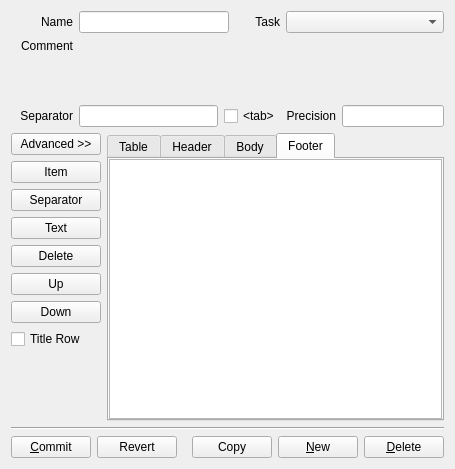
Above: copasi/UI/CQReportDefinition.ui from copasi/COPASI before the change. Below: the same form after it.
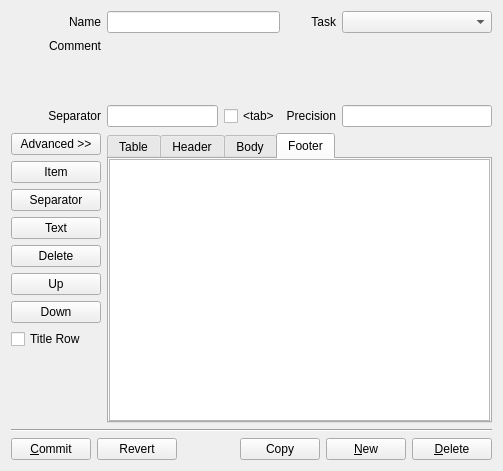
That is the form after the change. The open tabs and pages were chosen to show the change. Custom widgets are drawn as their Qt base class.

Commit message: Widget Layout Improvements

The edit to the form file:
```diff
--- a/copasi/UI/CQReportDefinition.ui
+++ b/copasi/UI/CQReportDefinition.ui
@@ -21,15 +21,13 @@
    <rect>
     <x>0</x>
     <y>0</y>
-    <width>455</width>
-    <height>469</height>
+    <width>503</width>
+    <height>471</height>
    </rect>
   </property>
   <property name="caption" stdset="0">
    <string>Report</string>
   </property>
-  <layout class="QVBoxLayout" name="verticalLayout">
-   <item>
     <layout class="QGridLayout" name="gridLayout">
      <item row="0" column="0">
       <widget class="QLabel" name="mpNameLabel">
@@ -50,7 +48,7 @@
        </property>
       </widget>
      </item>
-     <item row="0" column="1">
+   <item row="0" column="1" colspan="2">
       <widget class="QLineEdit" name="mpName">
        <property name="sizePolicy">
         <sizepolicy hsizetype="MinimumExpanding" vsizetype="Fixed">
@@ -66,7 +64,7 @@
        </property>
       </widget>
      </item>
-     <item row="0" column="2">
+   <item row="0" column="3">
       <widget class="QLabel" name="mpTaskLabel">
        <property name="minimumSize">
         <size>
@@ -85,10 +83,10 @@
        </property>
       </widget>
      </item>
-     <item row="0" column="3" colspan="2">
+   <item row="0" column="4">
       <widget class="QComboBox" name="mpTaskBox">
        <property name="sizePolicy">
-        <sizepolicy hsizetype="MinimumExpanding" vsizetype="Fixed">
+      <sizepolicy hsizetype="Preferred" vsizetype="Fixed">
          <horstretch>0</horstretch>
          <verstretch>0</verstretch>
         </sizepolicy>
@@ -123,7 +121,7 @@
      <item row="1" column="1" colspan="4">
       <widget class="CQNotes" name="mpNotes" native="true">
        <property name="sizePolicy">
-        <sizepolicy hsizetype="Preferred" vsizetype="Maximum">
+      <sizepolicy hsizetype="MinimumExpanding" vsizetype="Maximum">
          <horstretch>0</horstretch>
          <verstretch>60</verstretch>
         </sizepolicy>
@@ -144,6 +142,12 @@
      </item>
      <item row="2" column="0">
       <widget class="QLabel" name="mpSeparatorLabel">
+     <property name="sizePolicy">
+      <sizepolicy hsizetype="Preferred" vsizetype="Preferred">
+       <horstretch>0</horstretch>
+       <verstretch>0</verstretch>
+      </sizepolicy>
+     </property>
        <property name="minimumSize">
         <size>
          <width>62</width>
@@ -161,27 +165,29 @@
        </property>
       </widget>
      </item>
-     <item row="2" column="1" colspan="2">
-      <layout class="QHBoxLayout" name="mpSeparatorLayout">
-       <item>
+   <item row="2" column="1">
         <widget class="QLineEdit" name="mpSeparator">
          <property name="sizePolicy">
-          <sizepolicy hsizetype="Expanding" vsizetype="Fixed">
+      <sizepolicy hsizetype="MinimumExpanding" vsizetype="Fixed">
            <horstretch>0</horstretch>
            <verstretch>0</verstretch>
           </sizepolicy>
          </property>
         </widget>
        </item>
-       <item>
+   <item row="2" column="2">
         <widget class="QCheckBox" name="mpTabCheck">
+     <property name="sizePolicy">
+      <sizepolicy hsizetype="Preferred" vsizetype="Fixed">
+       <horstretch>0</horstretch>
+       <verstretch>0</verstretch>
+      </sizepolicy>
+     </property>
          <property name="text">
           <string>&lt;tab&gt;</string>
          </property>
         </widget>
        </item>
-      </layout>
-     </item>
      <item row="2" column="3">
       <widget class="QLabel" name="mpPrecisionLabel">
        <property name="text">
@@ -196,15 +202,16 @@
       </widget>
      </item>
      <item row="2" column="4">
-      <widget class="QLineEdit" name="mpPrecision"/>
-     </item>
-    </layout>
-   </item>
-   <item>
-    <layout class="QHBoxLayout" name="mpHorizontalLayout">
-     <item>
-      <layout class="QVBoxLayout" name="mpVerticalBtnLayout">
-       <item>
+    <widget class="QLineEdit" name="mpPrecision">
+     <property name="sizePolicy">
+      <sizepolicy hsizetype="Preferred" vsizetype="Fixed">
+       <horstretch>0</horstretch>
+       <verstretch>0</verstretch>
+      </sizepolicy>
+     </property>
+    </widget>
+   </item>
+   <item row="3" column="0">
         <widget class="QPushButton" name="mpBtnAdvanced">
          <property name="sizePolicy">
           <sizepolicy hsizetype="Preferred" vsizetype="Fixed">
@@ -229,7 +236,70 @@
          </property>
         </widget>
        </item>
-       <item>
+   <item row="3" column="1" rowspan="9" colspan="4">
+    <widget class="QTabWidget" name="mpReportSectionTab">
+     <property name="sizePolicy">
+      <sizepolicy hsizetype="MinimumExpanding" vsizetype="MinimumExpanding">
+       <horstretch>0</horstretch>
+       <verstretch>0</verstretch>
+      </sizepolicy>
+     </property>
+     <property name="minimumSize">
+      <size>
+       <width>0</width>
+       <height>0</height>
+      </size>
+     </property>
+     <property name="currentIndex">
+      <number>3</number>
+     </property>
+     <widget class="QListWidget" name="mpTableList">
+      <property name="editTriggers">
+       <set>QAbstractItemView::NoEditTriggers</set>
+      </property>
+      <property name="selectionMode">
+       <enum>QAbstractItemView::ExtendedSelection</enum>
+      </property>
+      <attribute name="title">
+       <string>Table</string>
+      </attribute>
+     </widget>
+     <widget class="QListWidget" name="mpHeaderList">
+      <property name="editTriggers">
+       <set>QAbstractItemView::NoEditTriggers</set>
+      </property>
+      <property name="selectionMode">
+       <enum>QAbstractItemView::ExtendedSelection</enum>
+      </property>
+      <attribute name="title">
+       <string>Header</string>
+      </attribute>
+     </widget>
+     <widget class="QListWidget" name="mpBodyList">
+      <property name="editTriggers">
+       <set>QAbstractItemView::NoEditTriggers</set>
+      </property>
+      <property name="selectionMode">
+       <enum>QAbstractItemView::ExtendedSelection</enum>
+      </property>
+      <attribute name="title">
+       <string>Body</string>
+      </attribute>
+     </widget>
+     <widget class="QListWidget" name="mpFooterList">
+      <property name="editTriggers">
+       <set>QAbstractItemView::NoEditTriggers</set>
+      </property>
+      <property name="selectionMode">
+       <enum>QAbstractItemView::ExtendedSelection</enum>
+      </property>
+      <attribute name="title">
+       <string>Footer</string>
+      </attribute>
+     </widget>
+    </widget>
+   </item>
+   <item row="4" column="0">
         <widget class="QPushButton" name="mpBtnItem">
          <property name="sizePolicy">
           <sizepolicy hsizetype="Preferred" vsizetype="Fixed">
@@ -248,7 +318,7 @@
          </property>
         </widget>
        </item>
-       <item>
+   <item row="5" column="0">
         <widget class="QPushButton" name="mpBtnSeparator">
          <property name="sizePolicy">
           <sizepolicy hsizetype="Preferred" vsizetype="Fixed">
@@ -267,7 +337,7 @@
          </property>
         </widget>
        </item>
-       <item>
+   <item row="6" column="0">
         <widget class="QPushButton" name="mpBtnText">
          <property name="sizePolicy">
           <sizepolicy hsizetype="Preferred" vsizetype="Fixed">
@@ -286,7 +356,7 @@
          </property>
         </widget>
        </item>
-       <item>
+   <item row="7" column="0">
         <widget class="QPushButton" name="mpBtnDelete">
          <property name="sizePolicy">
           <sizepolicy hsizetype="Preferred" vsizetype="Fixed">
@@ -305,7 +375,7 @@
          </property>
         </widget>
        </item>
-       <item>
+   <item row="8" column="0">
         <widget class="QPushButton" name="mpBtnUp">
          <property name="sizePolicy">
           <sizepolicy hsizetype="Preferred" vsizetype="Fixed">
@@ -324,7 +394,7 @@
          </property>
         </widget>
        </item>
-       <item>
+   <item row="9" column="0">
         <widget class="QPushButton" name="mpBtnDown">
          <property name="sizePolicy">
           <sizepolicy hsizetype="Preferred" vsizetype="Fixed">
@@ -343,10 +413,10 @@
          </property>
         </widget>
        </item>
-       <item>
+   <item row="10" column="0">
         <widget class="QCheckBox" name="mpTitleCheck">
          <property name="sizePolicy">
-          <sizepolicy hsizetype="Preferred" vsizetype="Fixed">
+      <sizepolicy hsizetype="Preferred" vsizetype="Preferred">
            <horstretch>0</horstretch>
            <verstretch>0</verstretch>
           </sizepolicy>
@@ -362,7 +432,7 @@
          </property>
         </widget>
        </item>
-       <item>
+   <item row="11" column="0">
         <spacer name="mpSpacerBtnLayout">
          <property name="orientation">
           <enum>Qt::Vertical</enum>
@@ -373,89 +443,34 @@
          <property name="sizeHint" stdset="0">
           <size>
            <width>20</width>
-           <height>16</height>
+       <height>12</height>
           </size>
          </property>
         </spacer>
        </item>
-      </layout>
-     </item>
-     <item>
-      <widget class="QTabWidget" name="mpReportSectionTab">
-       <property name="sizePolicy">
-        <sizepolicy hsizetype="MinimumExpanding" vsizetype="MinimumExpanding">
-         <horstretch>0</horstretch>
-         <verstretch>0</verstretch>
-        </sizepolicy>
-       </property>
-       <property name="minimumSize">
-        <size>
-         <width>0</width>
-         <height>0</height>
-        </size>
-       </property>
-       <property name="currentIndex">
-        <number>0</number>
-       </property>
-       <widget class="QListWidget" name="mpTableList">
-        <property name="editTriggers">
-         <set>QAbstractItemView::NoEditTriggers</set>
-        </property>
-        <property name="selectionMode">
-         <enum>QAbstractItemView::ExtendedSelection</enum>
-        </property>
-        <attribute name="title">
-         <string>Table</string>
-        </attribute>
-       </widget>
-       <widget class="QListWidget" name="mpHeaderList">
-        <property name="editTriggers">
-         <set>QAbstractItemView::NoEditTriggers</set>
-        </property>
-        <property name="selectionMode">
-         <enum>QAbstractItemView::ExtendedSelection</enum>
-        </property>
-        <attribute name="title">
-         <string>Header</string>
-        </attribute>
-       </widget>
-       <widget class="QListWidget" name="mpBodyList">
-        <property name="editTriggers">
-         <set>QAbstractItemView::NoEditTriggers</set>
-        </property>
-        <property name="selectionMode">
-         <enum>QAbstractItemView::ExtendedSelection</enum>
-        </property>
-        <attribute name="title">
-         <string>Body</string>
-        </attribute>
-       </widget>
-       <widget class="QListWidget" name="mpFooterList">
-        <property name="editTriggers">
-         <set>QAbstractItemView::NoEditTriggers</set>
-        </property>
-        <property name="selectionMode">
-         <enum>QAbstractItemView::ExtendedSelection</enum>
-        </property>
-        <attribute name="title">
-         <string>Footer</string>
-        </attribute>
-       </widget>
-      </widget>
-     </item>
-    </layout>
-   </item>
-   <item>
+   <item row="12" column="0" colspan="5">
     <widget class="Line" name="line">
+     <property name="sizePolicy">
+      <sizepolicy hsizetype="Preferred" vsizetype="Fixed">
+       <horstretch>0</horstretch>
+       <verstretch>0</verstretch>
+      </sizepolicy>
+     </property>
      <property name="orientation">
       <enum>Qt::Horizontal</enum>
      </property>
     </widget>
    </item>
-   <item>
+   <item row="13" column="0" colspan="5">
     <layout class="QHBoxLayout" name="mpHorizontalBtnLayout">
      <item>
       <widget class="QPushButton" name="mpBtnCommit">
+       <property name="sizePolicy">
+        <sizepolicy hsizetype="Preferred" vsizetype="Fixed">
+         <horstretch>0</horstretch>
+         <verstretch>0</verstretch>
+        </sizepolicy>
+       </property>
        <property name="text">
         <string>&amp;Commit</string>
        </property>
@@ -466,6 +481,12 @@
      </item>
      <item>
       <widget class="QPushButton" name="mpBtnRevert">
+       <property name="sizePolicy">
+        <sizepolicy hsizetype="Preferred" vsizetype="Fixed">
+         <horstretch>0</horstretch>
+         <verstretch>0</verstretch>
+        </sizepolicy>
+       </property>
        <property name="text">
         <string>Revert</string>
        </property>
@@ -489,6 +510,12 @@
      </item>
      <item>
       <widget class="QPushButton" name="mpBtnCopyReport">
+       <property name="sizePolicy">
+        <sizepolicy hsizetype="Preferred" vsizetype="Fixed">
+         <horstretch>0</horstretch>
+         <verstretch>0</verstretch>
+        </sizepolicy>
+       </property>
        <property name="text">
         <string>Copy</string>
        </property>
@@ -496,6 +523,12 @@
      </item>
      <item>
       <widget class="QPushButton" name="mpBtnNewReport">
+       <property name="sizePolicy">
+        <sizepolicy hsizetype="Preferred" vsizetype="Fixed">
+         <horstretch>0</horstretch>
+         <verstretch>0</verstretch>
+        </sizepolicy>
+       </property>
        <property name="text">
         <string>&amp;New</string>
        </property>
@@ -506,6 +539,12 @@
      </item>
      <item>
       <widget class="QPushButton" name="mpBtnDeleteReport">
+       <property name="sizePolicy">
+        <sizepolicy hsizetype="Preferred" vsizetype="Fixed">
+         <horstretch>0</horstretch>
+         <verstretch>0</verstretch>
+        </sizepolicy>
+       </property>
        <property name="text">
         <string>&amp;Delete</string>
        </property>
```
Left out of the diff: 5 changed lines with no effect on the pictures. Lines whose indentation alone changed are shown as unchanged. The commit also changes 7 other files.
